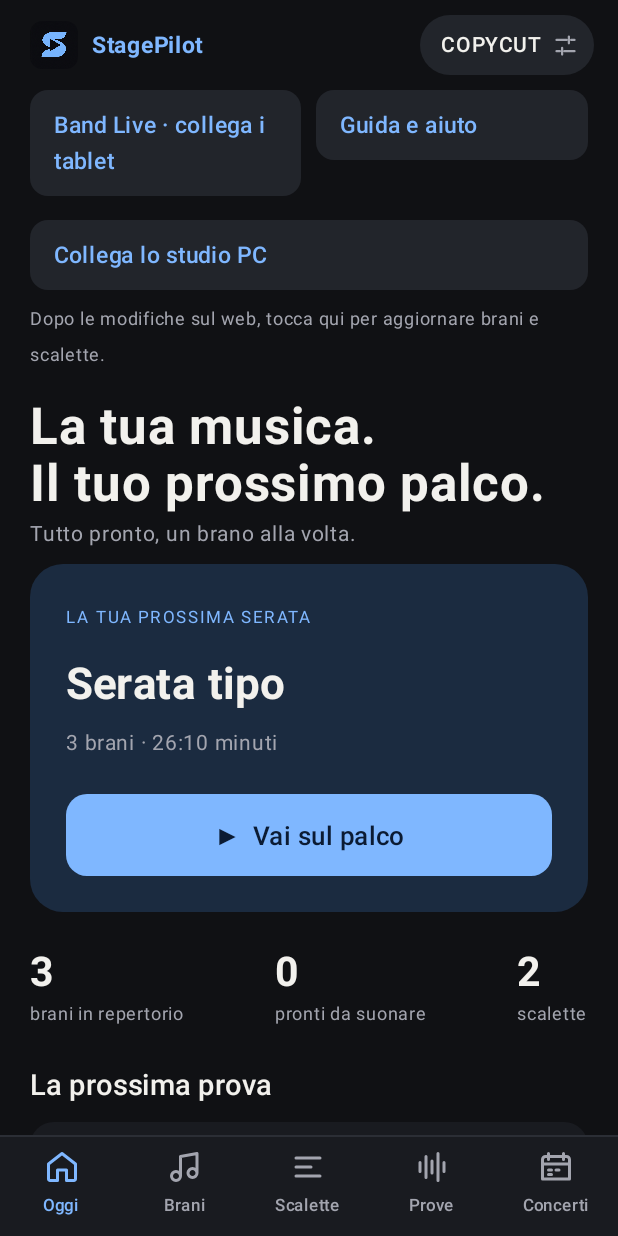
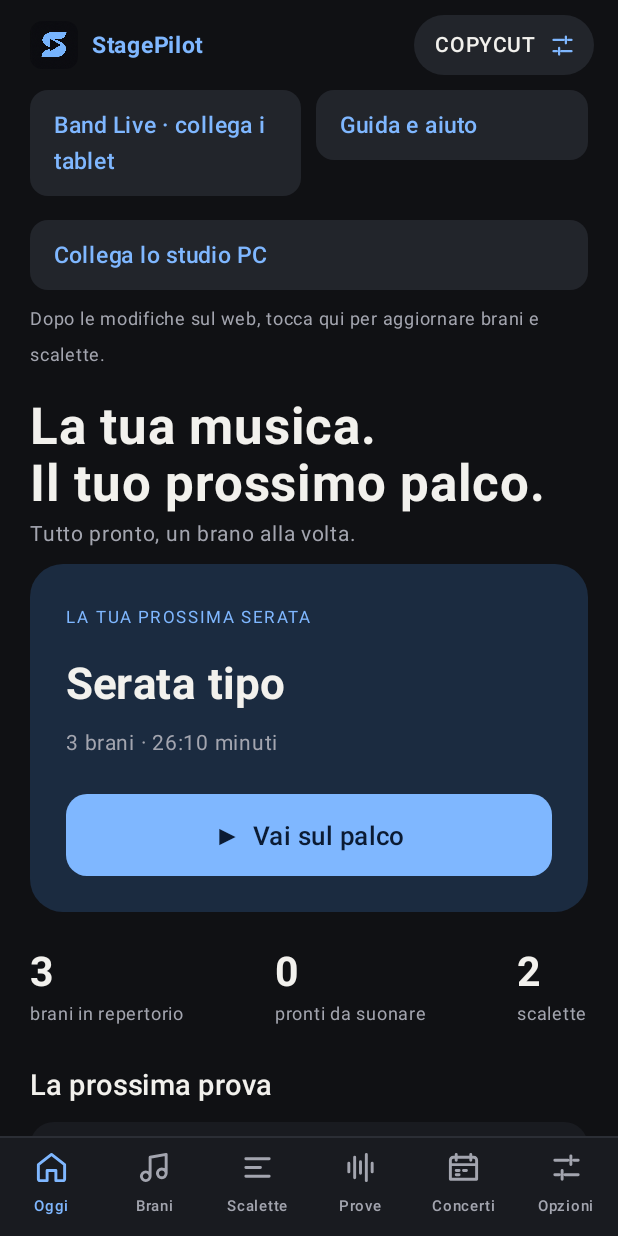
Before and after one commit to RobyPisco/StagePilot, an Android app built with Jetpack Compose: the screen it shows after launch (MainActivity), on a phone screen of 412 x 824 dp. Run offline under Robolectric (Android 15) with nearby library versions, the phone set to English and light mode, and no system bars; pictures from the network do not load; 3 statements that could not run were skipped.

Commit message:
Scheda Opzioni in barra inferiore, Guida interna in evidenza e manuale offline aggiornato

```diff
--- a/app/src/main/java/it/stagepilot/app/MainActivity.kt
+++ b/app/src/main/java/it/stagepilot/app/MainActivity.kt
@@ -482,6 +482,7 @@ private fun App(
                     db = db,
                     store = store,
                     onClose = { tab = 0 },
+                    onGuide = { route = "guide" },
                     onExport = {
                         val stamp = SimpleDateFormat("yyyyMMdd", Locale.ROOT).format(Date())
                         exportLauncher.launch("backline-backup-$stamp.json")
--- a/app/src/main/java/it/stagepilot/app/ui/Common.kt
+++ b/app/src/main/java/it/stagepilot/app/ui/Common.kt
@@ -92,12 +92,12 @@ fun BrandBar(bandName: String, onClick: () -> Unit) {
         Spacer(Modifier.weight(1f))
         Row(
             Modifier.clip(CircleShape).background(Palco.Raise).clickable(onClick = onClick)
-                .padding(start = 14.dp, end = 10.dp, top = 8.dp, bottom = 8.dp),
+                .padding(start = 14.dp, end = 12.dp, top = 8.dp, bottom = 8.dp),
             verticalAlignment = Alignment.CenterVertically,
         ) {
             Text(bandName, color = Palco.Ink, fontFamily = Sans, fontWeight = FontWeight.Medium, fontSize = 14.sp)
-            Spacer(Modifier.width(6.dp))
-            Icon(Ic.Sliders, "Impostazioni", tint = Palco.Dim, modifier = Modifier.size(18.dp))
+            Spacer(Modifier.width(8.dp))
+            Icon(Ic.Sliders, "Opzioni", tint = Palco.Amber, modifier = Modifier.size(18.dp))
         }
     }
 }
@@ -111,20 +111,27 @@ fun LargeTitle(text: String, sub: String? = null) {
     }
 }
 
-/** La barra in basso con le tre sezioni: Scaletta, Repertorio, Impostazioni. */
+/** La barra in basso con le sei sezioni: Oggi, Brani, Scalette, Prove, Concerti, Opzioni. */
 @Composable
 fun TabBar(selected: Int, onSelect: (Int) -> Unit) {
     Column(Modifier.fillMaxWidth().background(Palco.Panel).navigationBarsPadding()) {
         Box(Modifier.fillMaxWidth().height(1.dp).background(Palco.Line))
         Row(Modifier.fillMaxWidth()) {
-            listOf(Ic.Home to "Oggi", Ic.Note to "Brani", Ic.Struct to "Scalette", Ic.Practice to "Prove", Ic.Calendar to "Concerti").forEachIndexed { i, (icon, label) ->
+            listOf(
+                Ic.Home to "Oggi",
+                Ic.Note to "Brani",
+                Ic.Struct to "Scalette",
+                Ic.Practice to "Prove",
+                Ic.Calendar to "Concerti",
+                Ic.Sliders to "Opzioni",
+            ).forEachIndexed { i, (icon, label) ->
                 val c = if (i == selected) Palco.Amber else Palco.Dim
                 Column(
                     Modifier.weight(1f).clickable { onSelect(i) }.padding(top = 8.dp, bottom = 8.dp),
                     horizontalAlignment = Alignment.CenterHorizontally,
                 ) {
-                    Icon(icon, label, tint = c, modifier = Modifier.size(24.dp))
-                    Text(label, color = c, fontFamily = Sans, fontWeight = FontWeight.Medium, fontSize = 11.sp, modifier = Modifier.padding(top = 2.dp))
+                    Icon(icon, label, tint = c, modifier = Modifier.size(23.dp))
+                    Text(label, color = c, fontFamily = Sans, fontWeight = FontWeight.Medium, fontSize = 10.sp, maxLines = 1, modifier = Modifier.padding(top = 2.dp))
                 }
             }
         }
```
Also changed, not shown: app/src/main/java/it/stagepilot/app/ui/SettingsScreen.kt (+15 -2 lines), 3 other files.
